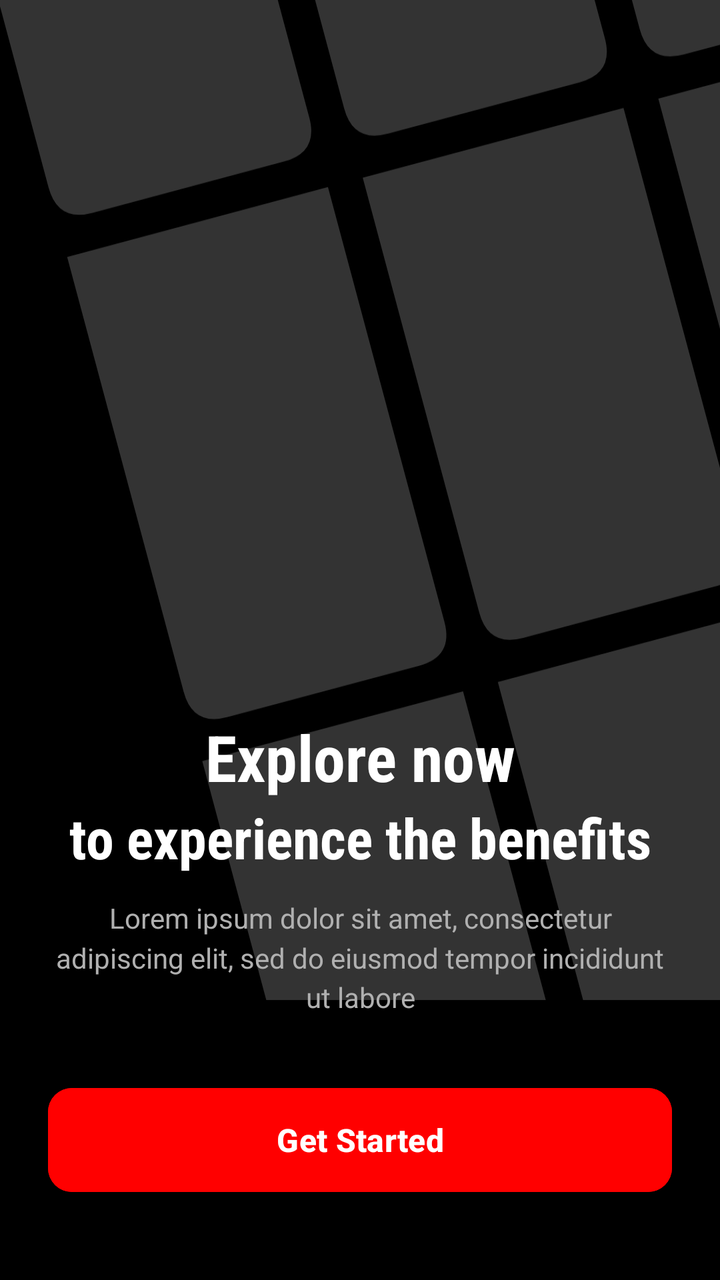
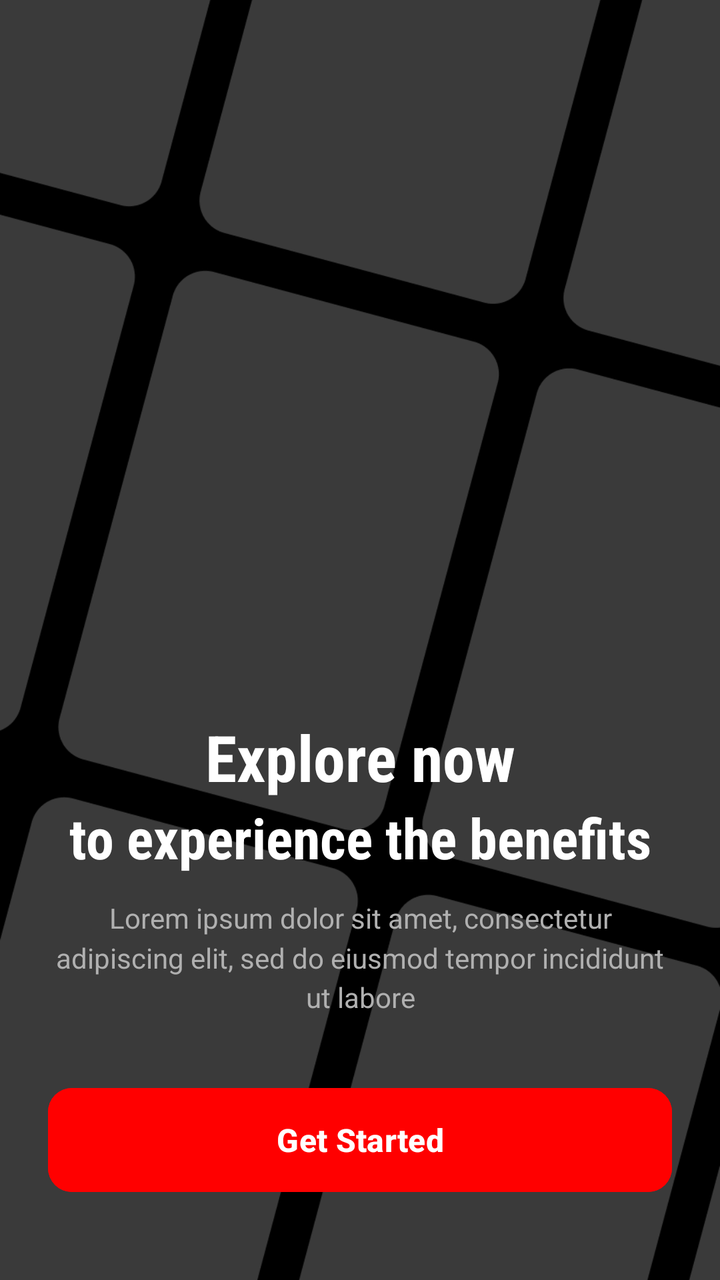

An Android layout rendered at two revisions. The XML below is the earlier revision; the diff shows what the commit changed to produce the second picture.
<!-- AndroidManifest.xml: activity theme Theme.CineFAST -->
<!-- res/layout/activity_onboarding.xml -->
<?xml version="1.0" encoding="utf-8"?>
<RelativeLayout xmlns:android="http://schemas.android.com/apk/res/android"
    xmlns:app="http://schemas.android.com/apk/res-auto"
    android:layout_width="match_parent"
    android:layout_height="match_parent"
    android:background="#000000">

    
    <ImageView
        android:layout_width="match_parent"
        android:layout_height="match_parent"
        android:src="@drawable/grid_pattern"
        android:scaleType="centerCrop"
        android:contentDescription="Background Pattern" />

    
    <LinearLayout
        android:layout_width="match_parent"
        android:layout_height="match_parent"
        android:orientation="vertical"
        android:gravity="bottom"
        android:padding="24dp">

        
        <TextView
            android:layout_width="match_parent"
            android:layout_height="wrap_content"
            android:text="Explore now"
            android:textColor="#FFFFFF"
            android:textSize="32sp"
            android:textStyle="bold"
            android:gravity="center"
            android:fontFamily="sans-serif-condensed" />

        <TextView
            android:layout_width="match_parent"
            android:layout_height="wrap_content"
            android:text="to experience the benefits"
            android:textColor="#FFFFFF"
            android:textSize="28sp"
            android:textStyle="bold"
            android:gravity="center"
            android:layout_marginBottom="12dp"
            android:fontFamily="sans-serif-condensed" />

        
        <TextView
            android:layout_width="match_parent"
            android:layout_height="wrap_content"
            android:text="Lorem ipsum dolor sit amet, consectetur adipiscing elit, sed do eiusmod tempor incididunt ut labore"
            android:textColor="#B0B0B0"
            android:textSize="14sp"
            android:gravity="center"
            android:layout_marginBottom="32dp"
            android:lineSpacingMultiplier="1.2" />

        
        <Button
            android:id="@+id/btnGetStarted"
            android:layout_width="match_parent"
            android:layout_height="60dp"
            android:backgroundTint="#FF0000"
            android:text="Get Started"
            android:textColor="#FFFFFF"
            android:textSize="16sp"
            android:textStyle="bold"
            android:textAllCaps="false"
            android:layout_marginBottom="16dp"
            app:cornerRadius="12dp" />

    </LinearLayout>

</RelativeLayout>
<!-- resources referenced by this layout -->
<resources>
  <!-- drawable grid_pattern: vector/xml drawable (drawable, 2109 chars, omitted) -->
  <style name="Theme.CineFAST" parent="Base.Theme.CineFAST" />
  <style name="Base.Theme.CineFAST" parent="Theme.Material3.DayNight.NoActionBar">
          
          
      </style>
</resources>

<!-- the commit's change to res/layout/activity_onboarding.xml (unified diff, before → after) -->
@@ -9,8 +9,10 @@
     <ImageView
         android:layout_width="match_parent"
         android:layout_height="match_parent"
-        android:src="@drawable/grid_pattern"
+        android:src="@drawable/onboarding_bg"
         android:scaleType="centerCrop"
+        android:alpha="0.3"
+        android:background="#000000"
         android:contentDescription="Background Pattern" />
 
     
<!-- resource entries referenced after the edit -->
@@ -1,6 +1,6 @@
 <!-- resources referenced by this layout -->
 <resources>
-  <!-- drawable grid_pattern: vector/xml drawable (drawable, 2109 chars, omitted) -->
+  <!-- drawable onboarding_bg: png bitmap (drawable, 92974 bytes) -->
   <style name="Theme.CineFAST" parent="Base.Theme.CineFAST" />
   <style name="Base.Theme.CineFAST" parent="Theme.Material3.DayNight.NoActionBar">
           
